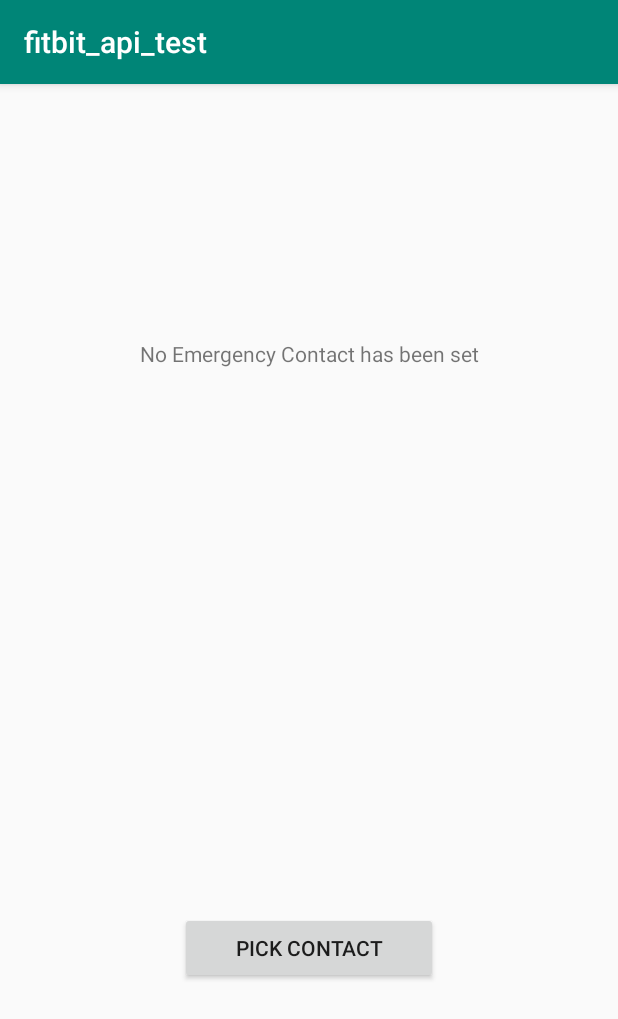
After one commit to ashwinjosep/Driving_Companion, an Android app: the contactPickerActivity screen opened directly, with no data from a screen before it, on a phone screen of 412 x 824 dp. The commit adds this screen. Shown: the top 1019 px of the screen. Run offline under Robolectric (Android 15) with nearby library versions, the phone set to English and light mode, and no system bars.

Commit message:
Added contact picker

```diff
--- /dev/null
+++ b/app/src/main/java/com/example/fitbit_api_test/contactPickerActivity.java
@@ -0,0 +1,121 @@
+package com.example.fitbit_api_test;
+
+import androidx.appcompat.app.AppCompatActivity;
+
+import android.content.Context;
+import android.content.Intent;
+import android.content.SharedPreferences;
+import android.database.Cursor;
+import android.net.Uri;
+import android.os.Bundle;
+import android.provider.ContactsContract;
+import android.util.Log;
+import android.view.View;
+import android.widget.Button;
+import android.widget.TextView;
+import android.widget.Toast;
+
+import org.w3c.dom.Text;
+
+public class contactPickerActivity extends AppCompatActivity {
+
+    final int REQUEST_CODE = 1;
+
+    @Override
+    protected void onCreate(Bundle savedInstanceState) {
+        super.onCreate(savedInstanceState);
+        setContentView(R.layout.activity_contact_picker);
+
+        //function to check if emergency contact has been set and change page content accordingly
+        setPageContent();
+
+        //set on click listener for contact picker
+        Button pickContactButton = findViewById(R.id.chooseContactButton);
+        pickContactButton.setOnClickListener(new View.OnClickListener() {
+            @Override
+            public void onClick(View v) {
+                Toast.makeText(getApplicationContext(), "Clicked on contact button", Toast.LENGTH_SHORT).show();
+
+
+                Uri uri = Uri.parse("content://contacts");
+                Intent intent = new Intent(Intent.ACTION_PICK, uri);
+                intent.setType(ContactsContract.CommonDataKinds.Phone.CONTENT_TYPE);
+                startActivityForResult(intent, REQUEST_CODE);
+            }
+        });
+    }
+
+    public void setPageContent(){
+
+        //check if emergency contacts have been set
+        String contact_name = readSharedPreference("emergency_contact_name");
+        String contact_number = readSharedPreference("emergency_contact_number");
+        TextView messageTextView = findViewById(R.id.contactMessageTextView);
+        Button pickContactButton = findViewById(R.id.chooseContactButton);
+        TextView contactNameTextView = findViewById(R.id.contactNameTextView);
+        TextView contactNumberTextView = findViewById(R.id.contactNumberTextView);
+        if(contact_name!=null)
+        {
+            messageTextView.setText("Current Emergency Contact");
+            pickContactButton.setText("Change Contact");
+            contactNameTextView.setText(contact_name);
+            contactNumberTextView.setText(contact_number);
+        }
+        else
+        {
+            messageTextView.setText("No Emergency Contact has been set");
+            pickContactButton.setText("Pick Contact");
+            contactNameTextView.setText("");
+            contactNumberTextView.setText("");
+        }
+
+
+    }
+
+    @Override
+    protected void onActivityResult(int requestCode, int resultCode, Intent intent) {
+        super.onActivityResult(requestCode, resultCode, intent);
+        //check if contact picking worked
+        if (requestCode == REQUEST_CODE) {
+            if (resultCode == RESULT_OK) {
+                Uri uri = intent.getData();
+                String[] projection = {ContactsContract.CommonDataKinds.Phone.NUMBER, ContactsContract.CommonDataKinds.Phone.DISPLAY_NAME};
+
+                Cursor cursor = getContentResolver().query(uri, projection,
+                        null, null, null);
+                cursor.moveToFirst();
+
+                int numberColumnIndex = cursor.getColumnIndex(ContactsContract.CommonDataKinds.Phone.NUMBER);
+                String number = cursor.getString(numberColumnIndex);
+
+                int nameColumnIndex = cursor.getColumnIndex(ContactsContract.CommonDataKinds.Phone.DISPLAY_NAME);
+                String name = cursor.getString(nameColumnIndex);
+
+                Log.d("phone number", "Z number : " + number + " , name : " + name);
+
+                saveSharedPreference("emergency_contact_name", name);
+                saveSharedPreference("emergency_contact_number", number);
+
+                cursor.close();
+                setPageContent();
+            }
+        }
+    };
+
+    //save to shared preferences
+    public void saveSharedPreference(String key, String value)
+    {
+        SharedPreferences sharedPref = getApplication().getSharedPreferences("mcProject", 0);
+        SharedPreferences.Editor editor = sharedPref.edit();
+        editor.putString(key, value);
+        editor.apply();
+    }
+
+    public String readSharedPreference(String key)
+    {
+        SharedPreferences sharedPref = this.getSharedPreferences("mcProject", Context.MODE_PRIVATE);
+        String value = sharedPref.getString(key, null);
+        return value;
+    }
+
+}
--- /dev/null
+++ b/app/src/main/res/layout/activity_contact_picker.xml
@@ -0,0 +1,65 @@
+<?xml version="1.0" encoding="utf-8"?>
+<androidx.constraintlayout.widget.ConstraintLayout xmlns:android="http://schemas.android.com/apk/res/android"
+    xmlns:app="http://schemas.android.com/apk/res-auto"
+    xmlns:tools="http://schemas.android.com/tools"
+    android:layout_width="match_parent"
+    android:layout_height="match_parent"
+    tools:context=".contactPickerActivity">
+
+    <TextView
+        android:id="@+id/contactMessageTextView"
+        android:layout_width="wrap_content"
+        android:layout_height="wrap_content"
+        android:layout_marginStart="150dp"
+        android:layout_marginTop="170dp"
+        android:layout_marginEnd="150dp"
+        android:text="No Emergency contact listed"
+        app:layout_constraintEnd_toEndOf="parent"
+        app:layout_constraintStart_toStartOf="parent"
+        app:layout_constraintTop_toTopOf="parent" />
+
+    <Button
+        android:id="@+id/chooseContactButton"
+        android:layout_width="0dp"
+        android:layout_height="wrap_content"
+        android:layout_marginStart="120dp"
+        android:layout_marginTop="344dp"
+        android:layout_marginEnd="120dp"
+        android:layout_marginBottom="150dp"
+        android:text="Pick Contact"
+        app:layout_constraintBottom_toBottomOf="parent"
+        app:layout_constraintEnd_toEndOf="parent"
+        app:layout_constraintStart_toStartOf="parent"
+        app:layout_constraintTop_toBottomOf="@+id/contactMessageTextView" />
+
+    <TextView
+        android:id="@+id/contactNameTextView"
+        android:layout_width="0dp"
+        android:layout_height="wrap_content"
+        android:layout_marginStart="100dp"
+        android:layout_marginTop="220dp"
+        android:layout_marginEnd="100dp"
+        android:layout_marginBottom="294dp"
+        android:textAlignment="center"
+        android:textStyle="italic"
+        app:layout_constraintBottom_toTopOf="@+id/chooseContactButton"
+        app:layout_constraintEnd_toEndOf="parent"
+        app:layout_constraintStart_toStartOf="parent"
+        app:layout_constraintTop_toTopOf="parent" />
+
+    <TextView
+        android:id="@+id/contactNumberTextView"
+        android:layout_width="0dp"
+        android:layout_height="wrap_content"
+        android:layout_marginStart="100dp"
+        android:layout_marginTop="280dp"
+        android:layout_marginEnd="100dp"
+        android:layout_marginBottom="294dp"
+        android:textAlignment="center"
+        android:textStyle="italic"
+        app:layout_constraintBottom_toTopOf="@+id/chooseContactButton"
+        app:layout_constraintEnd_toEndOf="parent"
+        app:layout_constraintStart_toStartOf="parent"
+        app:layout_constraintTop_toTopOf="parent" />
+
+</androidx.constraintlayout.widget.ConstraintLayout>
```
Also changed, not shown: app/src/main/AndroidManifest.xml (+13 -5 lines), app/src/main/java/com/example/fitbit_api_test/MainActivity.java (+12 -2 lines).
